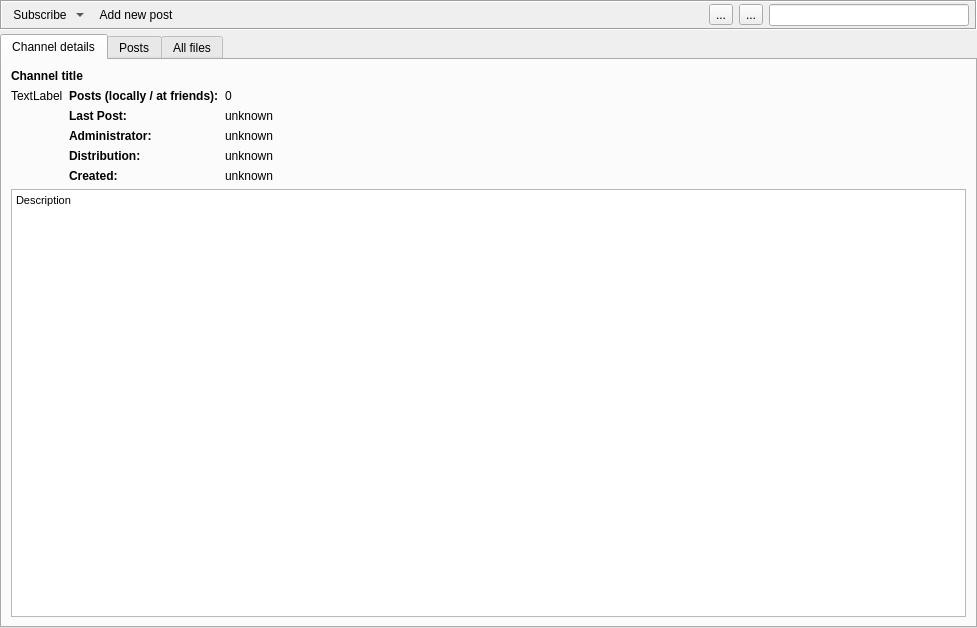
Before: the Qt Designer form retroshare-gui/src/gui/gxschannels/GxsChannelPostsWidgetWithModel.ui in RetroShare/RetroShare, drawn with Qt 5.
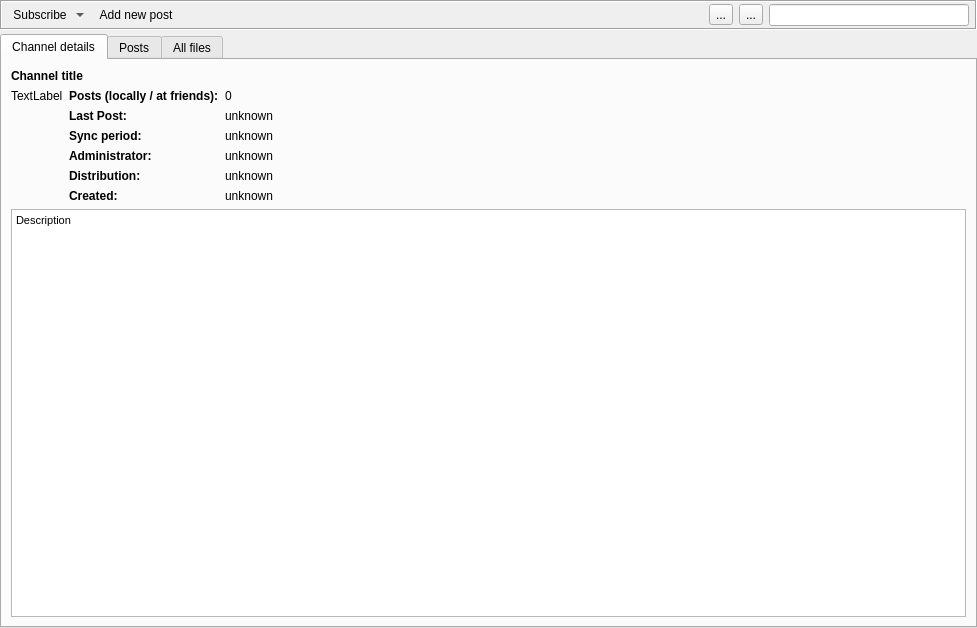
After: the same form once the commit is applied. The open tabs and pages were chosen to show the change. Icons and pictures are not drawn. Custom widgets are drawn as their Qt base class.

Commit message: added up-to-date info about sync period in group data details (channels, boards, forums) and warning when the sync period is too small w.r.t. the date of last post

Diff of the .ui file:
```diff
--- a/retroshare-gui/src/gui/gxschannels/GxsChannelPostsWidgetWithModel.ui
+++ b/retroshare-gui/src/gui/gxschannels/GxsChannelPostsWidgetWithModel.ui
@@ -219,7 +219,27 @@
          </item>
          <item>
           <layout class="QGridLayout" name="gridLayout">
-           <item row="2" column="3">
+           <item row="4" column="1" colspan="2">
+            <widget class="QLabel" name="label_3">
+             <property name="font">
+              <font>
+               <weight>75</weight>
+               <bold>true</bold>
+              </font>
+             </property>
+             <property name="text">
+              <string>Distribution:</string>
+             </property>
+            </widget>
+           </item>
+           <item row="0" column="3">
+            <widget class="QLabel" name="infoPosts">
+             <property name="text">
+              <string notr="true">0</string>
+             </property>
+            </widget>
+           </item>
+           <item row="3" column="3">
             <widget class="GxsIdLabel" name="infoAdministrator">
              <property name="text">
               <string>unknown</string>
@@ -229,6 +249,20 @@
              </property>
             </widget>
            </item>
+           <item row="1" column="3">
+            <widget class="QLabel" name="infoLastPost">
+             <property name="text">
+              <string notr="true">unknown</string>
+             </property>
+            </widget>
+           </item>
+           <item row="4" column="3">
+            <widget class="QLabel" name="infoDistribution">
+             <property name="text">
+              <string>unknown</string>
+             </property>
+            </widget>
+           </item>
            <item row="1" column="1" colspan="2">
             <widget class="QLabel" name="infoLastPostLabel">
              <property name="sizePolicy">
@@ -248,14 +282,7 @@
              </property>
             </widget>
            </item>
-           <item row="4" column="3">
-            <widget class="QLabel" name="infoCreated">
-             <property name="text">
-              <string>unknown</string>
-             </property>
-            </widget>
-           </item>
-           <item row="2" column="1" colspan="2">
+           <item row="3" column="1" colspan="2">
             <widget class="QLabel" name="label">
              <property name="font">
               <font>
@@ -268,53 +295,6 @@
              </property>
             </widget>
            </item>
-           <item row="1" column="3">
-            <widget class="QLabel" name="infoLastPost">
-             <property name="text">
-              <string notr="true">unknown</string>
-             </property>
-            </widget>
-           </item>
-           <item row="3" column="1" colspan="2">
-            <widget class="QLabel" name="label_3">
-             <property name="font">
-              <font>
-               <weight>75</weight>
-               <bold>true</bold>
-              </font>
-             </property>
-             <property name="text">
-              <string>Distribution:</string>
-             </property>
-            </widget>
-           </item>
-           <item row="4" column="1" colspan="2">
-            <widget class="QLabel" name="label_2">
-             <property name="font">
-              <font>
-               <weight>75</weight>
-               <bold>true</bold>
-              </font>
-             </property>
-             <property name="text">
-              <string>Created:</string>
-             </property>
-            </widget>
-           </item>
-           <item row="0" column="3">
-            <widget class="QLabel" name="infoPosts">
-             <property name="text">
-              <string notr="true">0</string>
-             </property>
-            </widget>
-           </item>
-           <item row="3" column="3">
-            <widget class="QLabel" name="infoDistribution">
-             <property name="text">
-              <string>unknown</string>
-             </property>
-            </widget>
-           </item>
            <item row="0" column="1" colspan="2">
             <widget class="QLabel" name="infoPostsLabel">
              <property name="sizePolicy">
@@ -337,6 +317,46 @@
              </property>
             </widget>
            </item>
+           <item row="5" column="3">
+            <widget class="QLabel" name="infoCreated">
+             <property name="text">
+              <string>unknown</string>
+             </property>
+            </widget>
+           </item>
+           <item row="5" column="1" colspan="2">
+            <widget class="QLabel" name="label_2">
+             <property name="font">
+              <font>
+               <weight>75</weight>
+               <bold>true</bold>
+              </font>
+             </property>
+             <property name="text">
+              <string>Created:</string>
+             </property>
+            </widget>
+           </item>
+           <item row="2" column="1">
+            <widget class="QLabel" name="label_4">
+             <property name="font">
+              <font>
+               <weight>75</weight>
+               <bold>true</bold>
+              </font>
+             </property>
+             <property name="text">
+              <string>Sync period:</string>
+             </property>
+            </widget>
+           </item>
+           <item row="2" column="3">
+            <widget class="QLabel" name="infoSyncTimeLabel">
+             <property name="text">
+              <string>unknown</string>
+             </property>
+            </widget>
+           </item>
           </layout>
          </item>
          <item>
```
Left out of the diff: 2 changed lines with no effect on the pictures. The commit also changes 19 other files.
